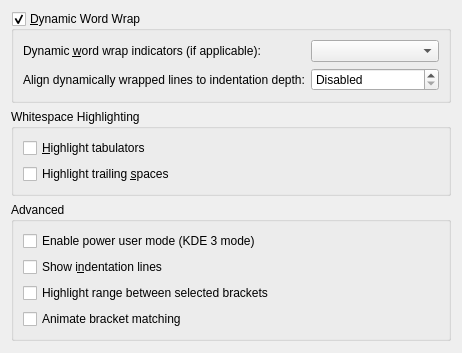
KDE/kate, file part/dialogs/textareaappearanceconfigwidget.ui: the form before one commit.
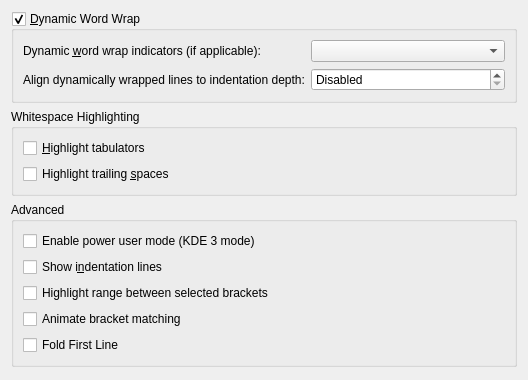
The form after the commit. Custom widgets are drawn as their Qt base class.

Commit message:
Add option to fold comment block at the start of a file.
This is nice to save screen real-estate by hiding license headers.
A setting for this is added, which is disabled by default.

Patch:
```diff
--- a/part/dialogs/textareaappearanceconfigwidget.ui
+++ b/part/dialogs/textareaappearanceconfigwidget.ui
@@ -2,6 +2,14 @@
 <ui version="4.0">
  <class>TextareaAppearanceConfigWidget</class>
  <widget class="QWidget" name="TextareaAppearanceConfigWidget">
+  <property name="geometry">
+   <rect>
+    <x>0</x>
+    <y>0</y>
+    <width>528</width>
+    <height>380</height>
+   </rect>
+  </property>
   <layout class="QVBoxLayout">
    <item>
     <widget class="QGroupBox" name="gbWordWrap">
@@ -145,6 +153,19 @@
         </property>
        </widget>
       </item>
+      <item>
+       <widget class="QCheckBox" name="chkFoldFirstLine">
+        <property name="toolTip">
+         <string>When this setting is enabled, the editor view automatically folds
+comment blocks that start on the first line of the document. This is
+helpful to hide license headers which are commonly placed at the
+beginning of a file.</string>
+        </property>
+        <property name="text">
+         <string>Fold First Line</string>
+        </property>
+       </widget>
+      </item>
      </layout>
     </widget>
    </item>
```
The commit also changes 4 other files.
